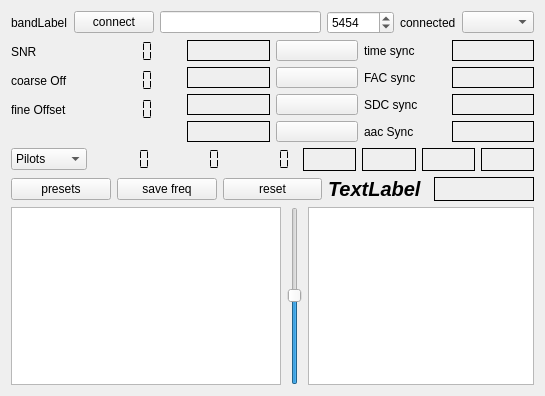
The window that drmdecoder.ui (JvanKatwijk/drm-module) describes before a commit, drawn with Qt 5.
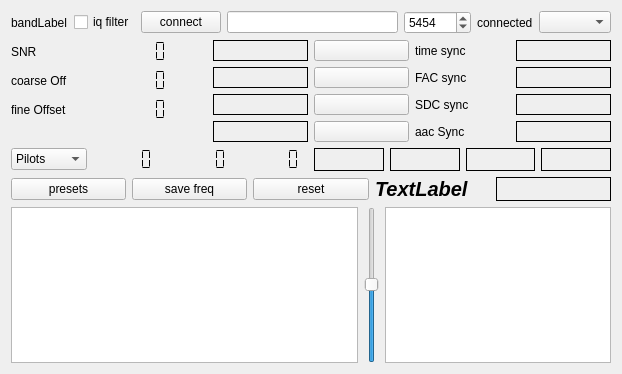
The same window after the commit. Custom widgets are drawn as their Qt base class.

What changed in the file:
```diff
--- a/drmdecoder.ui
+++ b/drmdecoder.ui
@@ -6,8 +6,8 @@
    <rect>
     <x>0</x>
     <y>0</y>
-    <width>545</width>
-    <height>396</height>
+    <width>622</width>
+    <height>374</height>
    </rect>
   </property>
   <property name="windowTitle">
@@ -23,6 +23,13 @@
        </property>
       </widget>
      </item>
+     <item>
+      <widget class="QCheckBox" name="iqSelector">
+       <property name="text">
+        <string>iq filter</string>
+       </property>
+      </widget>
+     </item>
      <item>
       <widget class="QPushButton" name="startButton">
        <property name="text">
```
